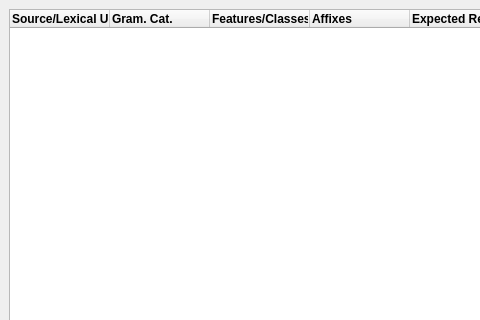
Above: Dev/Lib/Windows/TestBedEditorWindow.ui from rmlockwood/FLExTrans before the change; both pictures show x 0 to 480 and y 0 to 320 of the 1097 by 500 pixel window. Below: the same form after it.
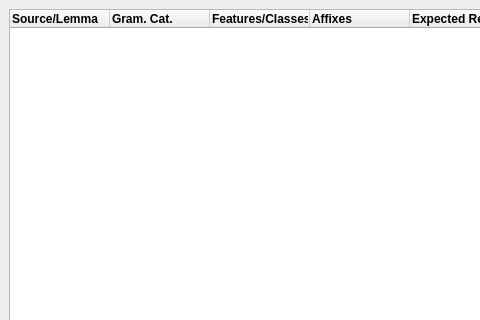
That is the form after the change.

What changed in the file:
```diff
--- a/Dev/Lib/Windows/TestBedEditorWindow.ui
+++ b/Dev/Lib/Windows/TestBedEditorWindow.ui
@@ -33,7 +33,7 @@
         </property>
         <column>
          <property name="text">
-          <string>Source/Lexical Unit</string>
+          <string>Source/Lemma</string>
          </property>
          <property name="font">
           <font>
```
